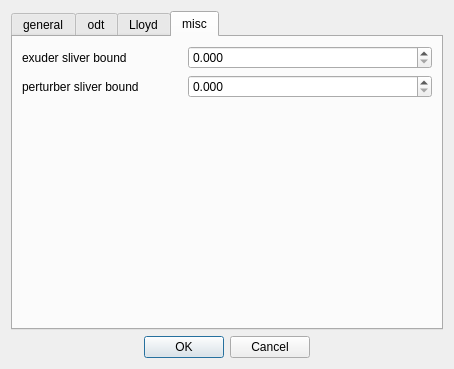
Qt form schnapps/plugins/volume_mesh_from_surface/cgal_export.ui (cgogn/SCHNApps) before a commit.
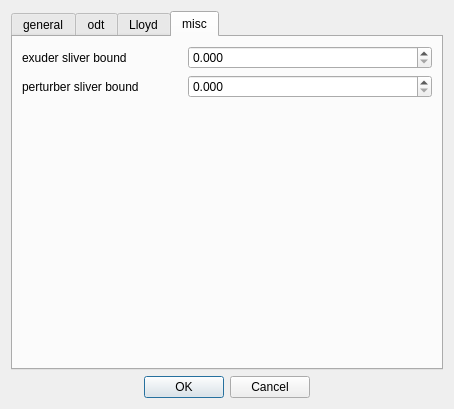
The same form after that commit. The open tabs and pages were chosen to show the change.

Patch:
```diff
--- a/schnapps/plugins/volume_mesh_from_surface/cgal_export.ui
+++ b/schnapps/plugins/volume_mesh_from_surface/cgal_export.ui
@@ -8,7 +8,7 @@
     <x>0</x>
     <y>0</y>
     <width>454</width>
-    <height>369</height>
+    <height>409</height>
    </rect>
   </property>
   <property name="windowTitle">
```
Left out of the diff: 62 changed lines with no effect on the pictures.
